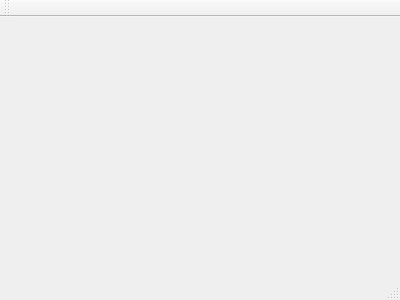
Qt form codes/mainwindow.ui (Doujiamu/CubeCrossSolver) before a commit.
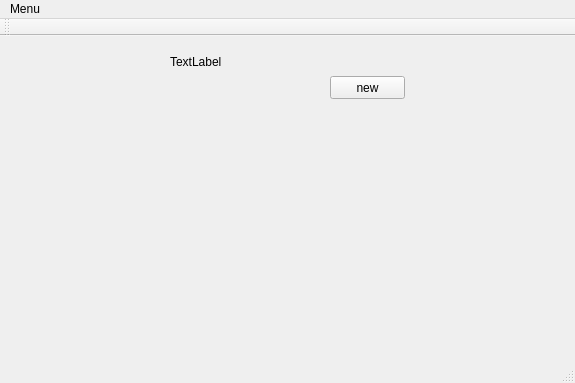
The same form after that commit.

The edit to the form file:
```diff
--- a/codes/mainwindow.ui
+++ b/codes/mainwindow.ui
@@ -1,24 +1,102 @@
 <ui version="4.0">
  <class>MainWindow</class>
- <widget class="QMainWindow" name="MainWindow" >
-  <property name="geometry" >
+ <widget class="QMainWindow" name="MainWindow">
+  <property name="geometry">
    <rect>
     <x>0</x>
     <y>0</y>
-    <width>400</width>
-    <height>300</height>
+    <width>575</width>
+    <height>383</height>
    </rect>
   </property>
   <property name="windowTitle" >
    <string>MainWindow</string>
   </property>
-  <widget class="QMenuBar" name="menuBar" />
-  <widget class="QToolBar" name="mainToolBar" />
-  <widget class="QWidget" name="centralWidget" />
-  <widget class="QStatusBar" name="statusBar" />
+  <widget class="QWidget" name="centralWidget">
+   <widget class="QLabel" name="disturb_main">
+    <property name="geometry">
+     <rect>
+      <x>170</x>
+      <y>20</y>
+      <width>54</width>
+      <height>12</height>
+     </rect>
+    </property>
+    <property name="text">
+     <string>TextLabel</string>
+    </property>
+   </widget>
+   <widget class="QPushButton" name="newDisturb">
+    <property name="geometry">
+     <rect>
+      <x>330</x>
+      <y>40</y>
+      <width>75</width>
+      <height>23</height>
+     </rect>
+    </property>
+    <property name="text">
+     <string>new</string>
+    </property>
+   </widget>
+  </widget>
+  <widget class="QMenuBar" name="menuBar">
+   <property name="geometry">
+    <rect>
+     <x>0</x>
+     <y>0</y>
+     <width>575</width>
+     <height>23</height>
+    </rect>
+   </property>
+   <widget class="QMenu" name="menuMenu">
+    <property name="title">
+     <string>Menu</string>
+    </property>
+    <widget class="QMenu" name="menuSetWindowSize">
+     <property name="title">
+      <string>SetWindowSize</string>
+     </property>
+     <addaction name="actionsmall"/>
+     <addaction name="actionmiddle"/>
+     <addaction name="actionlarge"/>
+     <addaction name="actioncustom"/>
+    </widget>
+    <addaction name="menuSetWindowSize"/>
+   </widget>
+   <addaction name="menuMenu"/>
+  </widget>
+  <widget class="QToolBar" name="mainToolBar">
+   <attribute name="toolBarArea">
+    <enum>TopToolBarArea</enum>
+   </attribute>
+   <attribute name="toolBarBreak">
+    <bool>false</bool>
+   </attribute>
+  </widget>
+  <widget class="QStatusBar" name="statusBar"/>
+  <action name="actionsmall">
+   <property name="text">
+    <string>small</string>
+   </property>
+  </action>
+  <action name="actionmiddle">
+   <property name="text">
+    <string>middle</string>
+   </property>
+  </action>
+  <action name="actionlarge">
+   <property name="text">
+    <string>large</string>
+   </property>
+  </action>
+  <action name="actioncustom">
+   <property name="text">
+    <string>custom</string>
+   </property>
+  </action>
  </widget>
- <layoutDefault spacing="6" margin="11" />
- <pixmapfunction></pixmapfunction>
+ <layoutdefault spacing="6" margin="11"/>
  <resources/>
  <connections/>
 </ui>
```
Left out of the diff: 3 changed lines with no effect on the pictures.
